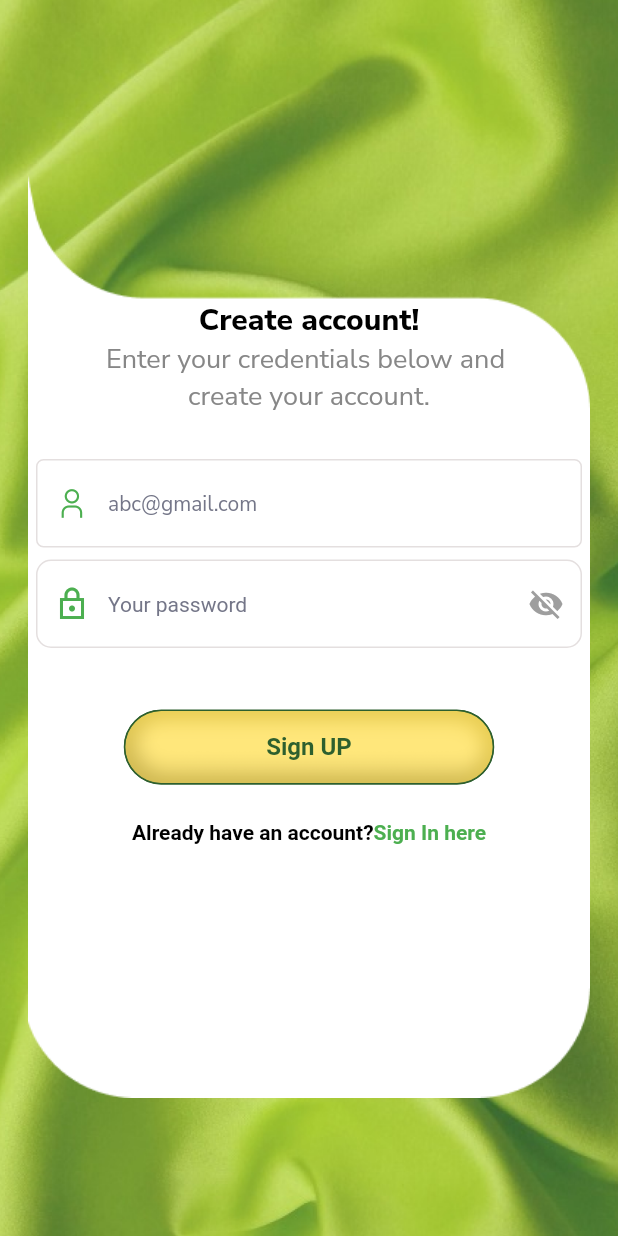
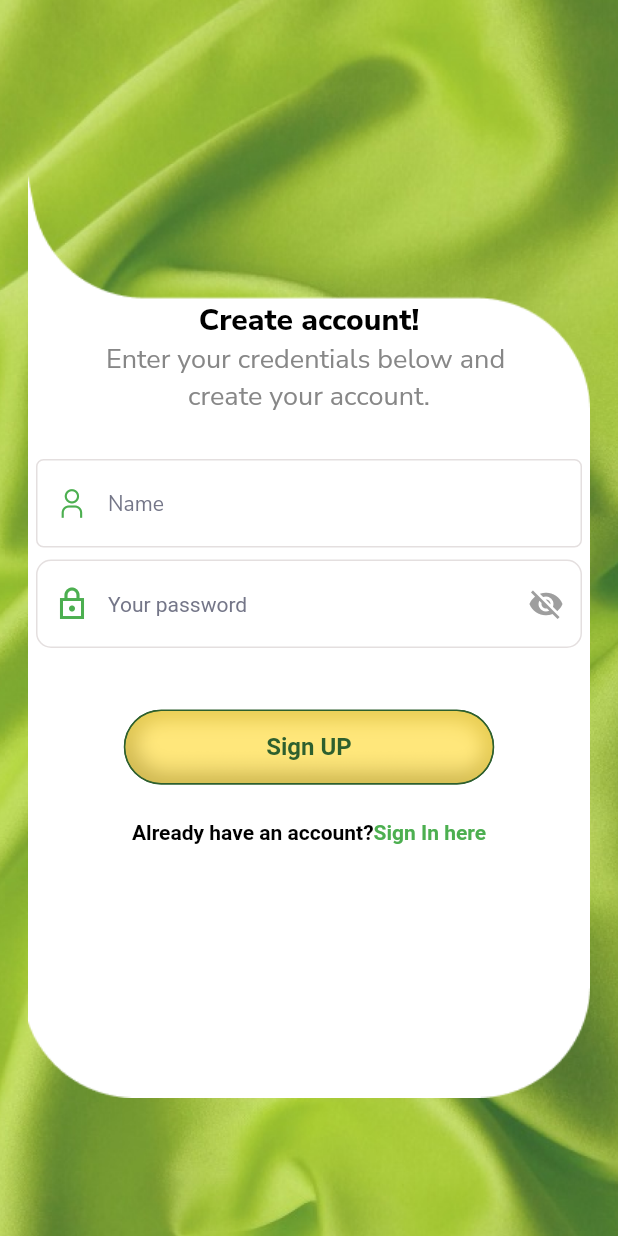
Before and after one commit to amanwebmobril/FindYourlove, a Flutter app: the RegisterPage screen opened directly, on a phone screen of 412 x 824 dp. Run offline on Flutter 3.47's test engine with Material 2 defaults, Android fonts, the phone set to English and light mode, and no system bars; our stand-ins replace shared_preferences; accounts and stored records are empty; Roboto replaces fonts that are missing (Quicksand).

```diff
--- a/lib/features/auth/design/register.dart
+++ b/lib/features/auth/design/register.dart
@@ -96,7 +96,7 @@ class _RegisterPageState extends State<RegisterPage> {
                                 size: 20,
                                 color: Colors.green,
                               ),
-                              hintText: "abc@gmail.com",
+                              hintText: "Name",
                               hintStyle: TextStyle(
                                 fontFamily: "NunitoSans",
                                 fontSize: 14,
```
